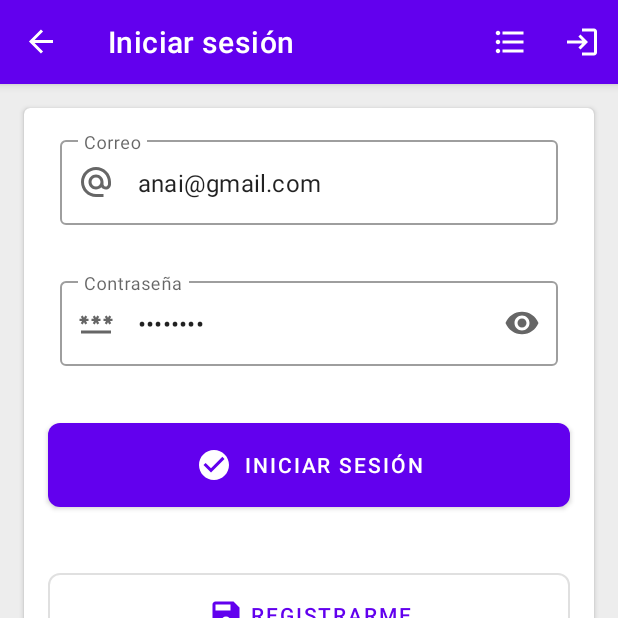
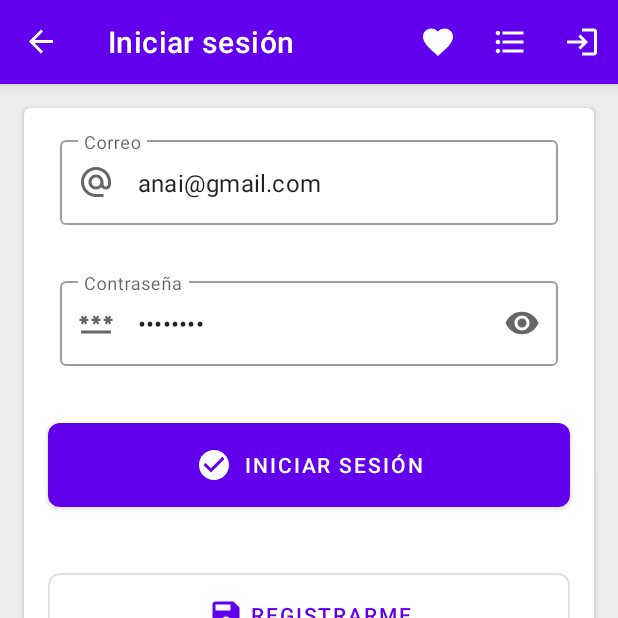
Before and after one commit to zavaletadev/t201-dapps, an Android app: the screen it shows after launch (PublicActivity), after a tap on "Iniciar sesión", on a phone screen of 412 x 824 dp, the top half of it. Run offline under Robolectric (Android 15) with nearby library versions, the phone set to English and light mode, and no system bars; our stand-ins replace Volley, navigation-ui; network calls fail.

Commit message:
Ejemplo de lista de deseos

```diff
--- a/app/src/main/java/dev/zavaletazea/uteq/dapps/t201/proyectofinal/pub/fragments/LoginFragment.java
+++ b/app/src/main/java/dev/zavaletazea/uteq/dapps/t201/proyectofinal/pub/fragments/LoginFragment.java
@@ -100,6 +100,11 @@ public class LoginFragment extends Fragment {
                                 "uai",
                                 Helper.MD5Hash(objUsuario.getString("idusuario"))
                             );
+                            //Guardamos el id del usuario son encriptar
+                            sPrefsEditor.putString(
+                                    "idusuario",
+                                    objUsuario.getString("idusuario")
+                            );
                             sPrefsEditor.commit();
                         }
 
--- /dev/null
+++ b/app/src/main/res/drawable/ic_favorite.xml
@@ -0,0 +1,10 @@
+<vector xmlns:android="http://schemas.android.com/apk/res/android"
+    android:width="24dp"
+    android:height="24dp"
+    android:viewportWidth="24"
+    android:viewportHeight="24"
+    android:tint="?attr/colorControlNormal">
+  <path
+      android:fillColor="@android:color/white"
+      android:pathData="M12,21.35l-1.45,-1.32C5.4,15.36 2,12.28 2,8.5 2,5.42 4.42,3 7.5,3c1.74,0 3.41,0.81 4.5,2.09C13.09,3.81 14.76,3 16.5,3 19.58,3 22,5.42 22,8.5c0,3.78 -3.4,6.86 -8.55,11.54L12,21.35z"/>
+</vector>
--- a/app/src/main/res/menu/menu_public.xml
+++ b/app/src/main/res/menu/menu_public.xml
@@ -8,6 +8,13 @@
         android:orderInCategory="100"
         app:showAsAction="always"
         android:icon="@drawable/ic_format_list_bulleted" />
+
+    <item
+        android:id="@+id/menu_pub_listadeseos"
+        android:title="L. Deseos"
+        android:orderInCategory="50"
+        app:showAsAction="always"
+        android:icon="@drawable/ic_favorite" />
 
     <item
         android:id="@+id/menu_pub_login"
```
Also changed, not shown: app/src/main/java/dev/zavaletazea/uteq/dapps/t201/proyectofinal/pub/fragments/ListaProductosFragment.java (+116 -0 lines).
